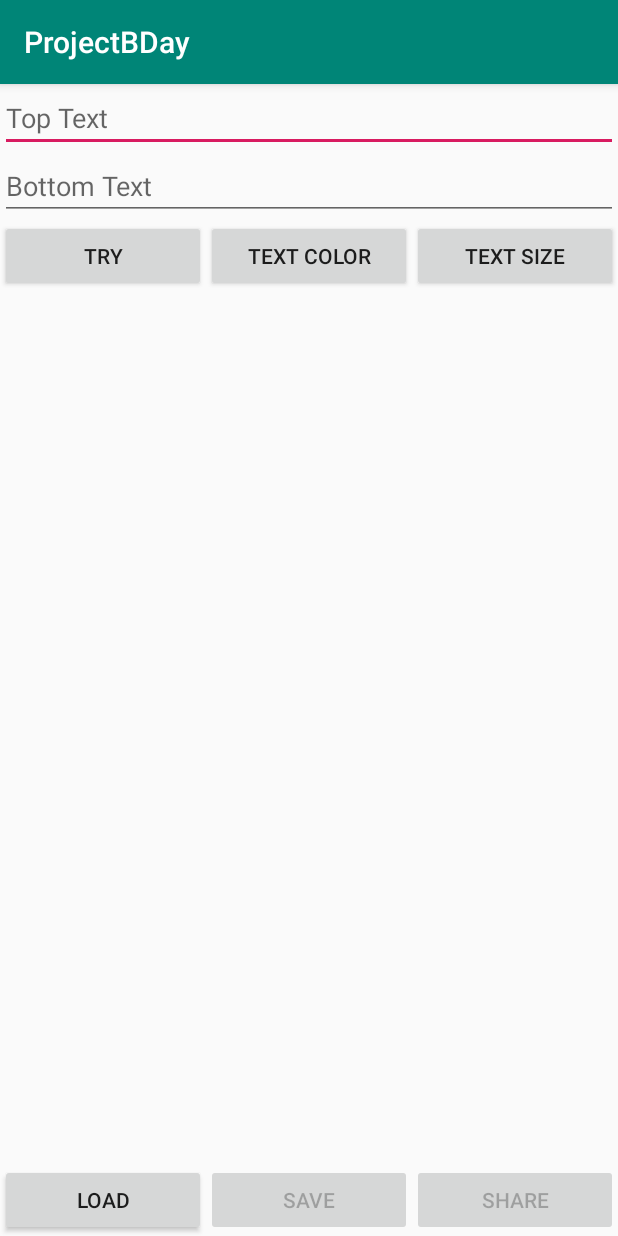
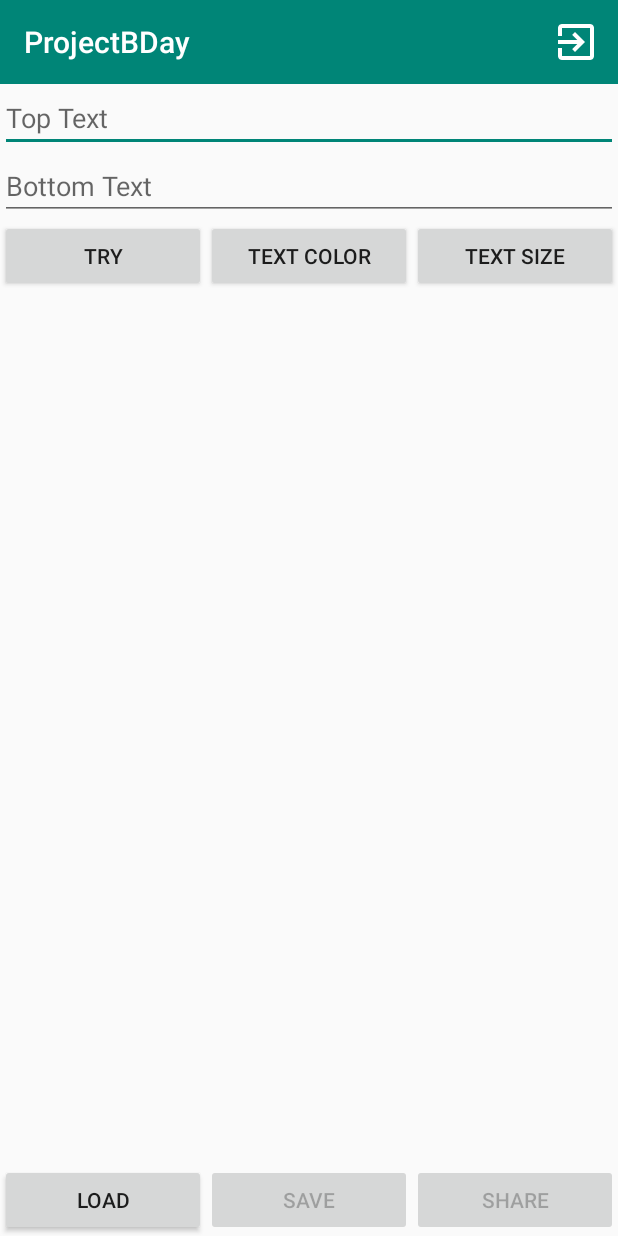
Before and after one commit to ioncelciuc/ProjectBDay, an Android app: the screen it shows after launch (MainActivity), on a phone screen of 412 x 824 dp. Run offline under Robolectric (Android 15) with nearby library versions, the phone set to English and light mode, and no system bars.

Commit message:
Title and Icon to be added

```diff
--- a/app/src/main/res/layout/activity_available_images.xml
+++ b/app/src/main/res/layout/activity_available_images.xml
@@ -6,10 +6,13 @@
     android:layout_height="match_parent"
     tools:context=".AvailableImages">
 
+    <include layout="@layout/available_images_toolbar" />
+
     <androidx.recyclerview.widget.RecyclerView
         android:id="@+id/recyclerView"
         android:layout_width="match_parent"
         android:layout_height="match_parent"
+        android:layout_marginTop="?attr/actionBarSize"
         android:scrollbars="vertical">
 
     </androidx.recyclerview.widget.RecyclerView>
--- a/app/src/main/res/layout/activity_main.xml
+++ b/app/src/main/res/layout/activity_main.xml
@@ -4,7 +4,10 @@
     xmlns:tools="http://schemas.android.com/tools"
     android:layout_width="match_parent"
     android:layout_height="match_parent"
-    tools:context=".MainActivity">
+    tools:context=".MainActivity"
+    android:orientation="vertical">
+
+    <include layout="@layout/main_toolbar"/>
 
     <LinearLayout
         android:id="@+id/tlay"
@@ -12,7 +15,8 @@
         android:layout_height="wrap_content"
         android:layout_alignParentTop="true"
         android:layout_centerHorizontal="true"
-        android:orientation="vertical">
+        android:orientation="vertical"
+        android:layout_marginTop="?attr/actionBarSize">
 
         <EditText
             android:id="@+id/editText1"
--- /dev/null
+++ b/app/src/main/res/layout/main_toolbar.xml
@@ -0,0 +1,12 @@
+<?xml version="1.0" encoding="utf-8"?>
+<androidx.appcompat.widget.Toolbar xmlns:android="http://schemas.android.com/apk/res/android"
+    xmlns:app="http://schemas.android.com/apk/res-auto"
+    android:id="@+id/toolbar_main"
+    android:layout_width="match_parent"
+    android:layout_height="?attr/actionBarSize"
+    android:background="@color/colorPrimary"
+    android:theme="@style/ThemeOverlay.AppCompat.Dark.ActionBar"
+    app:popupTheme="@style/ThemeOverlay.AppCompat.Light"
+    app:title="@string/app_name">
+
+</androidx.appcompat.widget.Toolbar>
--- /dev/null
+++ b/app/src/main/res/menu/main_toolbar_menu.xml
@@ -0,0 +1,10 @@
+<?xml version="1.0" encoding="utf-8"?>
+<menu xmlns:android="http://schemas.android.com/apk/res/android"
+    xmlns:app="http://schemas.android.com/apk/res-auto">
+
+    <item
+        android:id="@+id/action_exit"
+        android:icon="@mipmap/ic_exit"
+        android:title="Exit"
+        app:showAsAction="always"/>
+</menu>
--- a/app/src/main/res/values/colors.xml
+++ b/app/src/main/res/values/colors.xml
@@ -3,4 +3,9 @@
     <color name="colorPrimary">#008577</color>
     <color name="colorPrimaryDark">#00574B</color>
     <color name="colorAccent">#D81B60</color>
+    <color name="black">#000000</color>
+    <color name="white">#FFFFFF</color>
+    <color name="blue">#0d47a1</color>
+    <color name="red">#d50000</color>
+    <color name="yellow">#ffff00</color>
 </resources>
```
Also changed, not shown: app/src/main/AndroidManifest.xml (+12 -3 lines), app/src/main/java/com/tiberiuciuc/projectbday/AvailableImages.java (+16 -0 lines), app/src/main/java/com/tiberiuciuc/projectbday/ColorDialog.java (added, +56 -0 lines), app/src/main/java/com/tiberiuciuc/projectbday/MainActivity.java (+142 -4 lines), app/src/main/java/com/tiberiuciuc/projectbday/SizeDialog.java (added, +53 -0 lines), app/src/main/res/layout/available_images_toolbar.xml (added, +12 -0 lines), app/src/main/res/values/strings.xml (+15 -0 lines), app/src/main/res/mipmap-mdpi/ic_exit.png (added).
